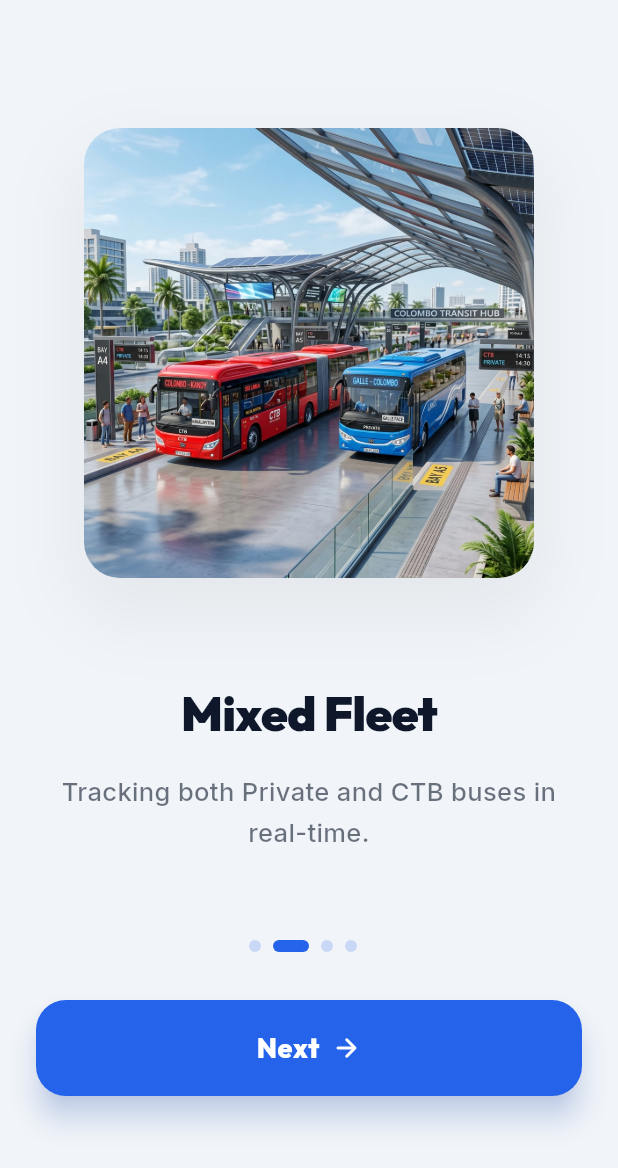
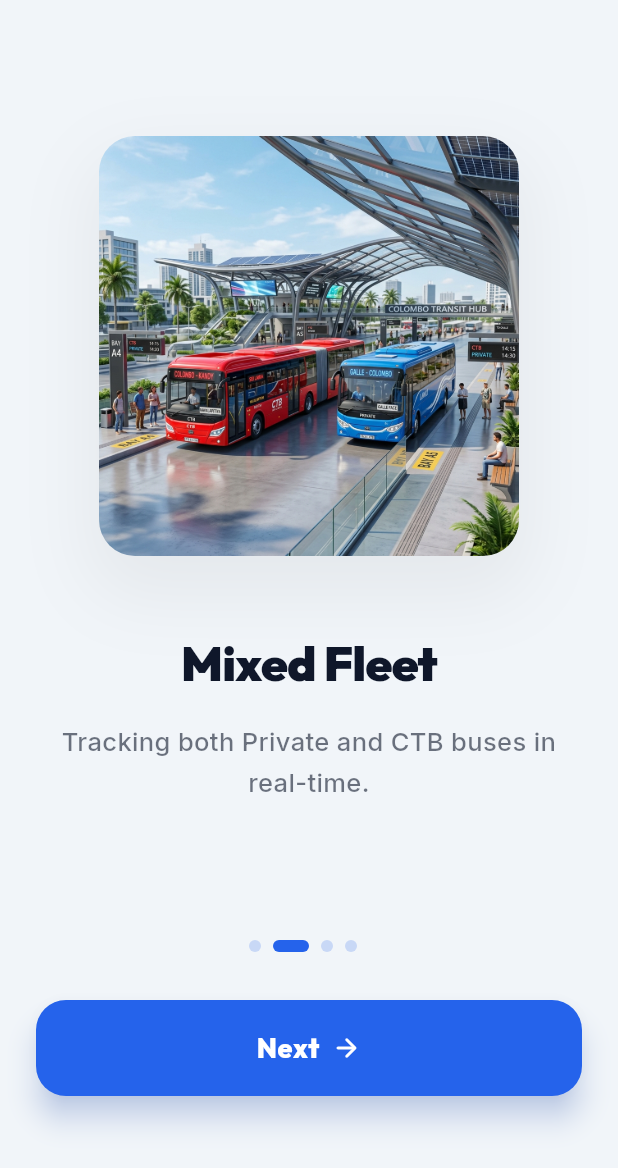
Before and after one commit to PandaSL2/TransLink, a Flutter app: the screen it shows after launch, swiped to page 2, on a phone screen of 412 x 824 dp, the part 68-1236 px from its top. Run offline on Flutter 3.47's test engine with Material 3 defaults, Android fonts, the light colour scheme and no system bars; our stand-ins replace battery_plus, flutter_local_notifications, flutter_tts, geolocator, google_fonts, google_maps_flutter and 7 more; missing offline and left inert: dart:js, dart:js_util, dart:ui_web, flutter_background_service, mobile_scanner, workmanager; accounts and stored records are empty; network calls fail.

Commit message:
fix(ui): resolve layout overflows on onboarding and language slides

```diff
--- a/translink_passenger/lib/features/onboarding/onboarding_screen.dart
+++ b/translink_passenger/lib/features/onboarding/onboarding_screen.dart
@@ -171,12 +171,12 @@ class _OnboardingScreenState extends State<OnboardingScreen> {
   }
 
   Widget _buildLanguageSlide(AppLocalizations l10n, ThemeData theme) {
-    return Padding(
-      padding: const EdgeInsets.symmetric(horizontal: 32),
+    return SingleChildScrollView(
+      padding: const EdgeInsets.symmetric(horizontal: 32, vertical: 16),
       child: Column(
-        mainAxisAlignment: MainAxisAlignment.center,
         children: [
-          Image.asset(onboardingData[0]["image"]!, height: 240),
+          const SizedBox(height: 24),
+          Image.asset(onboardingData[0]["image"]!, height: 200),
           const SizedBox(height: 32),
           Text(
             l10n.translate('welcome_title'),
@@ -196,12 +196,13 @@ class _OnboardingScreenState extends State<OnboardingScreen> {
               color: theme.colorScheme.onSurface.withOpacity(0.6),
             ),
           ),
-          const SizedBox(height: 40),
+          const SizedBox(height: 32),
           _languageCard('English', 'English', '🇬🇧'),
           const SizedBox(height: 12),
           _languageCard('සිංහල', 'සිංහල', '🇱🇰'),
           const SizedBox(height: 12),
           _languageCard('தமிழ்', 'தமிழ்', '🇱🇰'),
+          const SizedBox(height: 24),
         ],
       ),
     );
@@ -279,12 +280,11 @@ class OnboardingContent extends StatelessWidget {
   @override
   Widget build(BuildContext context) {
     final theme = Theme.of(context);
-    return Padding(
-      padding: const EdgeInsets.symmetric(horizontal: 32),
+    return SingleChildScrollView(
+      padding: const EdgeInsets.symmetric(horizontal: 32, vertical: 16),
       child: Column(
-        mainAxisAlignment: MainAxisAlignment.center,
         children: [
-          const Spacer(),
+          const SizedBox(height: 48),
           Container(
             padding: const EdgeInsets.all(8),
             decoration: BoxDecoration(
@@ -301,12 +301,12 @@ class OnboardingContent extends StatelessWidget {
               borderRadius: BorderRadius.circular(24),
               child: Image.asset(
                 image,
-                height: 300,
+                height: 280,
                 fit: BoxFit.contain,
               ),
             ),
           ),
-          const Spacer(),
+          const SizedBox(height: 40),
           Text(
             title,
             textAlign: TextAlign.center,
@@ -327,7 +327,7 @@ class OnboardingContent extends StatelessWidget {
               height: 1.6,
             ),
           ),
-          const Spacer(),
+          const SizedBox(height: 48),
         ],
       ),
     );
--- a/translink_passenger/lib/main.dart
+++ b/translink_passenger/lib/main.dart
@@ -1,3 +1,4 @@
+
 import 'package:flutter/material.dart';
 import 'package:flutter/foundation.dart';
 import 'package:supabase_flutter/supabase_flutter.dart';
```
